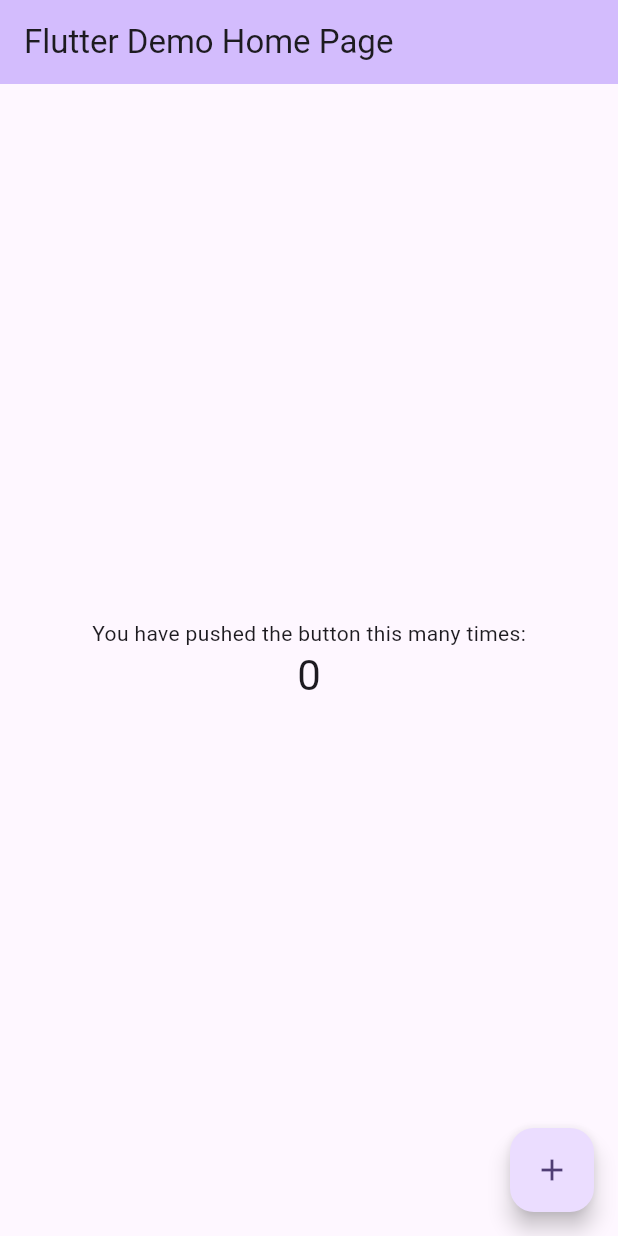
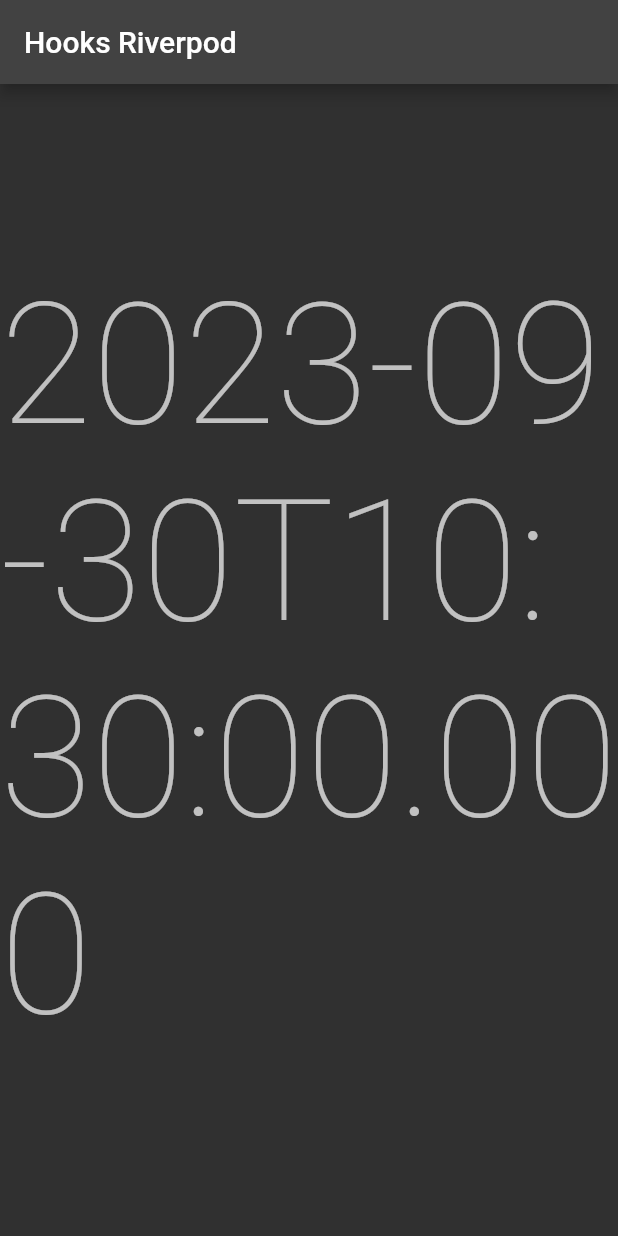
Before and after one commit to Ph055a/RiverpodLessonCode, a Flutter app: the screen it shows after launch, on a phone screen of 412 x 824 dp. Run offline on Flutter 3.47's test engine with Material 2 defaults, Android fonts, the phone set to English and light mode, and no system bars; our stand-ins replace hooks_riverpod.

Commit message:
completed basic riverpid example

```diff
--- a/example1/lib/main.dart
+++ b/example1/lib/main.dart
@@ -1,125 +1,46 @@
 import 'package:flutter/material.dart';
+import 'package:hooks_riverpod/hooks_riverpod.dart';
 
 void main() {
-  runApp(const MyApp());
+  runApp(
+    const ProviderScope(
+      child: MyApp(),
+    ),
+  );
 }
 
 class MyApp extends StatelessWidget {
-  const MyApp({super.key});
+  const MyApp({Key? key}) : super(key: key);
 
-  // This widget is the root of your application.
   @override
   Widget build(BuildContext context) {
     return MaterialApp(
-      title: 'Flutter Demo',
-      theme: ThemeData(
-        // This is the theme of your application.
-        //
-        // TRY THIS: Try running your application with "flutter run". You'll see
-        // the application has a blue toolbar. Then, without quitting the app,
-        // try changing the seedColor in the colorScheme below to Colors.green
-        // and then invoke "hot reload" (save your changes or press the "hot
-        // reload" button in a Flutter-supported IDE, or press "r" if you used
-        // the command line to start the app).
-        //
-        // Notice that the counter didn't reset back to zero; the application
-        // state is not lost during the reload. To reset the state, use hot
-        // restart instead.
-        //
-        // This works for code too, not just values: Most code changes can be
-        // tested with just a hot reload.
-        colorScheme: ColorScheme.fromSeed(seedColor: Colors.deepPurple),
-        useMaterial3: true,
-      ),
-      home: const MyHomePage(title: 'Flutter Demo Home Page'),
+      darkTheme: ThemeData.dark(),
+      themeMode: ThemeMode.dark,
+      debugShowCheckedModeBanner: false,
+      home: const HomePage(),
     );
   }
 }
 
-class MyHomePage extends StatefulWidget {
-  const MyHomePage({super.key, required this.title});
+final currentDate = Provider<DateTime>((ref) => DateTime.now());
 
-  // This widget is the home page of your application. It is stateful, meaning
-  // that it has a State object (defined below) that contains fields that affect
-  // how it looks.
-
-  // This class is the configuration for the state. It holds the values (in this
-  // case the title) provided by the parent (in this case the App widget) and
-  // used by the build method of the State. Fields in a Widget subclass are
-  // always marked "final".
-
-  final String title;
+class HomePage extends ConsumerWidget {
+  const HomePage({Key? key}) : super(key: key);
 
   @override
-  State<MyHomePage> createState() => _MyHomePageState();
-}
-
-class _MyHomePageState extends State<MyHomePage> {
-  int _counter = 0;
-
-  void _incrementCounter() {
-    setState(() {
-      // This call to setState tells the Flutter framework that something has
-      // changed in this State, which causes it to rerun the build method below
-      // so that the display can reflect the updated values. If we changed
-      // _counter without calling setState(), then the build method would not be
-      // called again, and so nothing would appear to happen.
-      _counter++;
-    });
-  }
-
-  @override
-  Widget build(BuildContext context) {
-    // This method is rerun every time setState is called, for instance as done
-    // by the _incrementCounter method above.
-    //
-    // The Flutter framework has been optimized to make rerunning build methods
-    // fast, so that you can just rebuild anything that needs updating rather
-    // than having to individually change instances of widgets.
+  Widget build(BuildContext context, WidgetRef ref) {
+    final date = ref.watch(currentDate);
     return Scaffold(
       appBar: AppBar(
-        // TRY THIS: Try changing the color here to a specific color (to
-        // Colors.amber, perhaps?) and trigger a hot reload to see the AppBar
-        // change color while the other colors stay the same.
-        backgroundColor: Theme.of(context).colorScheme.inversePrimary,
-        // Here we take the value from the MyHomePage object that was created by
-        // the App.build method, and use it to set our appbar title.
-        title: Text(widget.title),
+        title: const Text('Hooks Riverpod'),
       ),
       body: Center(
-        // Center is a layout widget. It takes a single child and positions it
-        // in the middle of the parent.
-        child: Column(
-          // Column is also a layout widget. It takes a list of children and
-          // arranges them vertically. By default, it sizes itself to fit its
-          // children horizontally, and tries to be as tall as its parent.
-          //
-          // Column has various properties to control how it sizes itself and
-          // how it positions its children. Here we use mainAxisAlignment to
-          // center the children vertically; the main axis here is the vertical
-          // axis because Columns are vertical (the cross axis would be
-          // horizontal).
-          //
-          // TRY THIS: Invoke "debug painting" (choose the "Toggle Debug Paint"
-          // action in the IDE, or press "p" in the console), to see the
-          // wireframe for each widget.
-          mainAxisAlignment: MainAxisAlignment.center,
-          children: <Widget>[
-            const Text(
-              'You have pushed the button this many times:',
-            ),
-            Text(
-              '$_counter',
-              style: Theme.of(context).textTheme.headlineMedium,
-            ),
-          ],
-        ),
+        child: Text(date.toIso8601String(),
+            style: Theme.of(context)
+                .textTheme
+                .displayLarge), // Corrected the text style here
       ),
-      floatingActionButton: FloatingActionButton(
-        onPressed: _incrementCounter,
-        tooltip: 'Increment',
-        child: const Icon(Icons.add),
-      ), // This trailing comma makes auto-formatting nicer for build methods.
     );
   }
 }
--- a/example1/pubspec.yaml
+++ b/example1/pubspec.yaml
@@ -35,6 +35,7 @@ dependencies:
   # The following adds the Cupertino Icons font to your application.
   # Use with the CupertinoIcons class for iOS style icons.
   cupertino_icons: ^1.0.2
+  hooks_riverpod: ^2.4.1
 
 dev_dependencies:
   flutter_test:
```
Also changed, not shown: 1 other file.
